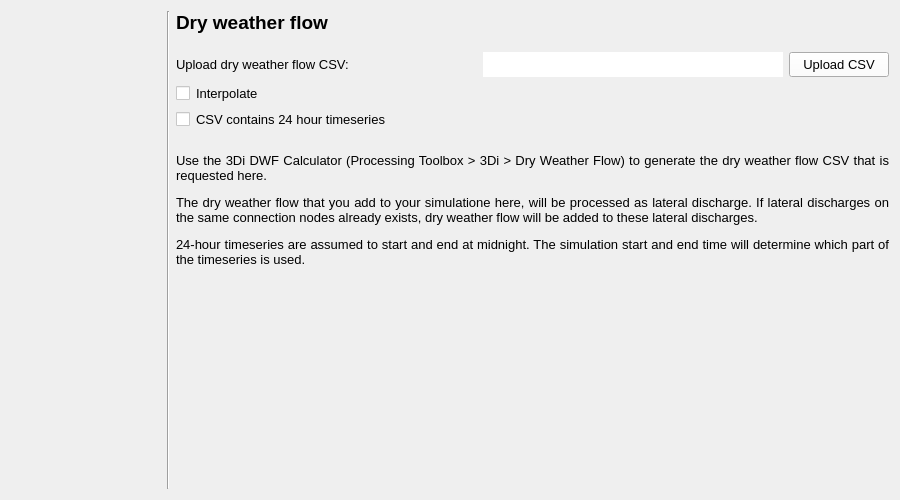
Old version of the form threedi_models_and_simulations/ui/simulation_wizard/page_dwf.ui in the repository nens/threedi-api-qgis-client.
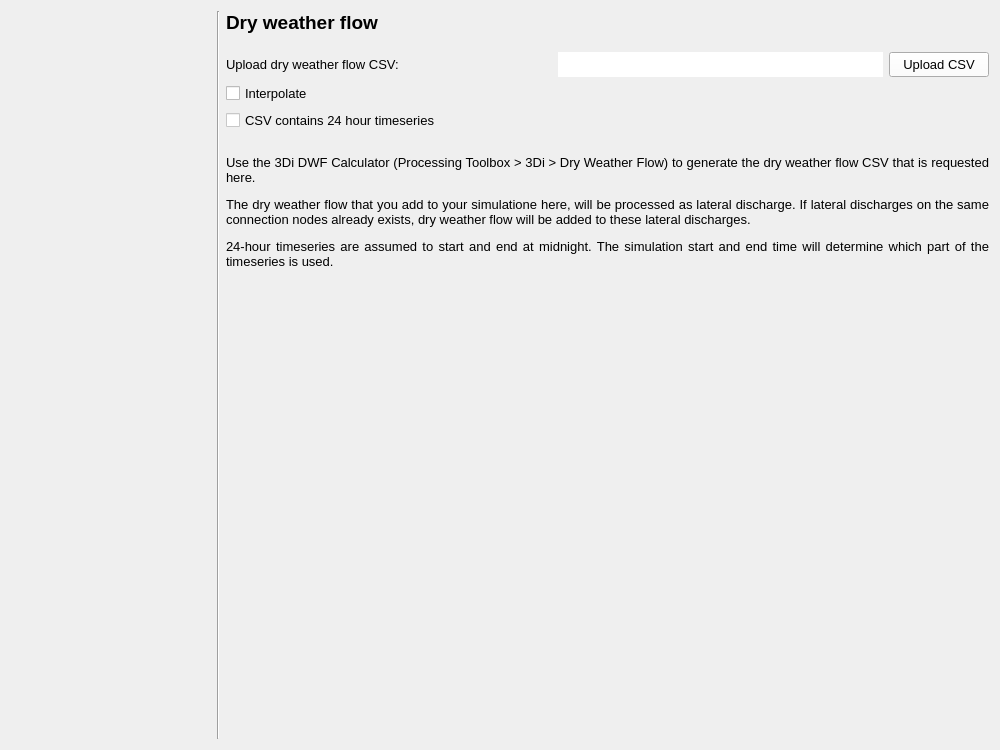
New version of the form.

Diff of the .ui file:
```diff
--- a/threedi_models_and_simulations/ui/simulation_wizard/page_dwf.ui
+++ b/threedi_models_and_simulations/ui/simulation_wizard/page_dwf.ui
@@ -6,13 +6,13 @@
    <rect>
     <x>0</x>
     <y>0</y>
-    <width>900</width>
-    <height>500</height>
+    <width>1000</width>
+    <height>750</height>
    </rect>
   </property>
   <property name="minimumSize">
    <size>
-    <width>720</width>
+    <width>0</width>
     <height>0</height>
    </size>
   </property>
@@ -63,70 +63,20 @@
    <string>Form</string>
   </property>
   <layout class="QGridLayout" name="gridLayout">
-   <item row="4" column="2">
-    <layout class="QHBoxLayout" name="horizontalLayout_4">
-     <item>
-      <widget class="QCheckBox" name="cb_interpolate_dwf">
-       <property name="minimumSize">
-        <size>
-         <width>14</width>
-         <height>14</height>
-        </size>
-       </property>
-       <property name="maximumSize">
-        <size>
-         <width>14</width>
-         <height>14</height>
-        </size>
-       </property>
-       <property name="font">
-        <font>
-         <family>Segoe UI</family>
-         <pointsize>10</pointsize>
-        </font>
-       </property>
-       <property name="layoutDirection">
-        <enum>Qt::RightToLeft</enum>
-       </property>
-       <property name="styleSheet">
-        <string notr="true">QCheckBox{background-color: white;}</string>
-       </property>
-       <property name="text">
-        <string/>
-       </property>
-       <property name="checked">
-        <bool>false</bool>
-       </property>
-      </widget>
-     </item>
-     <item>
-      <widget class="QLabel" name="label_11">
-       <property name="minimumSize">
-        <size>
-         <width>75</width>
-         <height>20</height>
-        </size>
-       </property>
-       <property name="maximumSize">
-        <size>
-         <width>16777215</width>
-         <height>16777215</height>
-        </size>
-       </property>
-       <property name="font">
-        <font>
-         <family>Segoe UI</family>
-         <pointsize>10</pointsize>
-        </font>
-       </property>
-       <property name="text">
-        <string>Interpolate</string>
-       </property>
-      </widget>
-     </item>
-    </layout>
+   <item row="6" column="2">
+    <spacer name="horizontalSpacer">
+     <property name="orientation">
+      <enum>Qt::Horizontal</enum>
+     </property>
+     <property name="sizeHint" stdset="0">
+      <size>
+       <width>40</width>
+       <height>20</height>
+      </size>
+     </property>
+    </spacer>
    </item>
-   <item row="7" column="2">
+   <item row="5" column="2">
     <spacer name="verticalSpacer_4">
      <property name="orientation">
       <enum>Qt::Vertical</enum>
@@ -139,17 +89,75 @@
      </property>
     </spacer>
    </item>
+   <item row="0" column="0" rowspan="7">
+    <widget class="QWidget" name="wizard_steps_widget" native="true">
+     <property name="sizePolicy">
+      <sizepolicy hsizetype="Preferred" vsizetype="Expanding">
+       <horstretch>0</horstretch>
+       <verstretch>0</verstretch>
+      </sizepolicy>
+     </property>
+     <property name="minimumSize">
+      <size>
+       <width>200</width>
+       <height>0</height>
+      </size>
+     </property>
+     <property name="maximumSize">
+      <size>
+       <width>200</width>
+       <height>16777215</height>
+      </size>
+     </property>
+     <layout class="QVBoxLayout" name="verticalLayout"/>
+    </widget>
+   </item>
+   <item row="0" column="2">
+    <widget class="QLabel" name="label_3">
+     <property name="font">
+      <font>
+       <family>Segoe UI</family>
+       <pointsize>14</pointsize>
+       <weight>75</weight>
+       <bold>true</bold>
+       <underline>false</underline>
+      </font>
+     </property>
+     <property name="text">
+      <string>Dry weather flow</string>
+     </property>
+    </widget>
+   </item>
+   <item row="0" column="1" rowspan="7">
+    <widget class="Line" name="line">
+     <property name="sizePolicy">
+      <sizepolicy hsizetype="Fixed" vsizetype="Expanding">
+       <horstretch>0</horstretch>
+       <verstretch>0</verstretch>
+      </sizepolicy>
+     </property>
+     <property name="orientation">
+      <enum>Qt::Vertical</enum>
+     </property>
+    </widget>
+   </item>
    <item row="3" column="2">
-    <layout class="QHBoxLayout" name="horizontalLayout_5">
+    <layout class="QGridLayout" name="gridLayout_2">
      <property name="bottomMargin">
       <number>0</number>
      </property>
-     <item>
-      <widget class="QLabel" name="dwf_layout">
+     <item row="0" column="2">
+      <widget class="QPushButton" name="pb_upload_dwf">
+       <property name="sizePolicy">
+        <sizepolicy hsizetype="Minimum" vsizetype="Preferred">
+         <horstretch>0</horstretch>
+         <verstretch>0</verstretch>
+        </sizepolicy>
+       </property>
        <property name="minimumSize">
         <size>
-         <width>150</width>
-         <height>20</height>
+         <width>100</width>
+         <height>25</height>
         </size>
        </property>
        <property name="maximumSize">
@@ -165,30 +173,17 @@
         </font>
        </property>
        <property name="text">
-        <string>Upload dry weather flow CSV:</string>
+        <string>Upload CSV</string>
        </property>
       </widget>
      </item>
-     <item>
-      <spacer name="horizontalSpacer_2">
-       <property name="orientation">
-        <enum>Qt::Horizontal</enum>
-       </property>
-       <property name="sizeHint" stdset="0">
-        <size>
-         <width>40</width>
-         <height>20</height>
-        </size>
-       </property>
-      </spacer>
-     </item>
-     <item>
+     <item row="0" column="1">
       <widget class="QLineEdit" name="dwf_upload">
        <property name="enabled">
         <bool>true</bool>
        </property>
        <property name="sizePolicy">
-        <sizepolicy hsizetype="Preferred" vsizetype="Preferred">
+        <sizepolicy hsizetype="Expanding" vsizetype="Preferred">
          <horstretch>0</horstretch>
          <verstretch>0</verstretch>
         </sizepolicy>
@@ -222,56 +217,24 @@
        </property>
       </widget>
      </item>
-     <item>
-      <widget class="QPushButton" name="pb_upload_dwf">
-       <property name="sizePolicy">
-        <sizepolicy hsizetype="Minimum" vsizetype="Preferred">
-         <horstretch>0</horstretch>
-         <verstretch>0</verstretch>
-        </sizepolicy>
-       </property>
-       <property name="minimumSize">
-        <size>
-         <width>100</width>
-         <height>25</height>
-        </size>
-       </property>
-       <property name="maximumSize">
-        <size>
-         <width>16777215</width>
-         <height>16777215</height>
-        </size>
-       </property>
-       <property name="font">
-        <font>
-         <family>Segoe UI</family>
-         <pointsize>10</pointsize>
-        </font>
-       </property>
-       <property name="text">
-        <string>Upload CSV</string>
-       </property>
-      </widget>
-     </item>
-    </layout>
-   </item>
-   <item row="5" column="2">
-    <layout class="QHBoxLayout" name="horizontalLayout">
-     <property name="bottomMargin">
-      <number>0</number>
-     </property>
-     <item>
+     <item row="2" column="0">
       <widget class="QCheckBox" name="cb_24h">
+       <property name="sizePolicy">
+        <sizepolicy hsizetype="Expanding" vsizetype="Fixed">
+         <horstretch>0</horstretch>
+         <verstretch>0</verstretch>
+        </sizepolicy>
+       </property>
        <property name="minimumSize">
         <size>
-         <width>14</width>
-         <height>14</height>
+         <width>0</width>
+         <height>0</height>
         </size>
        </property>
        <property name="maximumSize">
         <size>
-         <width>14</width>
-         <height>14</height>
+         <width>16777215</width>
+         <height>16777215</height>
         </size>
        </property>
        <property name="palette">
@@ -368,34 +331,6 @@
        <property name="font">
         <font>
          <family>Segoe UI</family>
-         <pointsize>15</pointsize>
-        </font>
-       </property>
-       <property name="styleSheet">
-        <string notr="true">QCheckBox{background-color: white;}</string>
-       </property>
-       <property name="text">
-        <string/>
-       </property>
-      </widget>
-     </item>
-     <item>
-      <widget class="QLabel" name="label_2">
-       <property name="minimumSize">
-        <size>
-         <width>200</width>
-         <height>20</height>
-        </size>
-       </property>
-       <property name="maximumSize">
-        <size>
-         <width>16777215</width>
-         <height>16777215</height>
-        </size>
-       </property>
-       <property name="font">
-        <font>
-         <family>Segoe UI</family>
          <pointsize>10</pointsize>
         </font>
        </property>
@@ -404,92 +339,89 @@
        </property>
       </widget>
      </item>
+     <item row="1" column="0">
+      <widget class="QCheckBox" name="cb_interpolate_dwf">
+       <property name="sizePolicy">
+        <sizepolicy hsizetype="Preferred" vsizetype="Preferred">
+         <horstretch>0</horstretch>
+         <verstretch>0</verstretch>
+        </sizepolicy>
+       </property>
+       <property name="minimumSize">
+        <size>
+         <width>0</width>
+         <height>0</height>
+        </size>
+       </property>
+       <property name="maximumSize">
+        <size>
+         <width>16777215</width>
+         <height>16777215</height>
+        </size>
+       </property>
+       <property name="font">
+        <font>
+         <family>Segoe UI</family>
+         <pointsize>10</pointsize>
+        </font>
+       </property>
+       <property name="layoutDirection">
+        <enum>Qt::LeftToRight</enum>
+       </property>
+       <property name="text">
+        <string>Interpolate</string>
+       </property>
+       <property name="checked">
+        <bool>false</bool>
+       </property>
+      </widget>
+     </item>
+     <item row="0" column="0">
+      <widget class="QLabel" name="dwf_layout">
+       <property name="minimumSize">
+        <size>
+         <width>0</width>
+         <height>20</height>
+        </size>
+       </property>
+       <property name="maximumSize">
+        <size>
+         <width>16777215</width>
+         <height>16777215</height>
+        </size>
+       </property>
+       <property name="font">
+        <font>
+         <family>Segoe UI</family>
+         <pointsize>10</pointsize>
+        </font>
+       </property>
+       <property name="text">
+        <string>Upload dry weather flow CSV:</string>
+       </property>
+      </widget>
+     </item>
+     <item row="3" column="0" colspan="3">
+      <widget class="QLabel" name="label">
+       <property name="sizePolicy">
+        <sizepolicy hsizetype="Preferred" vsizetype="Minimum">
+         <horstretch>0</horstretch>
+         <verstretch>0</verstretch>
+        </sizepolicy>
+       </property>
+       <property name="text">
+        <string>&lt;html&gt;&lt;head/&gt;&lt;body&gt;&lt;p align=&quot;justify&quot;&gt;&lt;br/&gt;&lt;span style=&quot; font-size:10pt;&quot;&gt;Use the 3Di DWF Calculator (Processing Toolbox &amp;gt; 3Di &amp;gt; Dry Weather Flow) to generate the dry weather flow CSV that is requested here.&lt;/span&gt;&lt;/p&gt;&lt;p align=&quot;justify&quot;&gt;&lt;span style=&quot; font-size:10pt;&quot;&gt;The dry weather flow that you add to your simulatione here, will be processed as lateral discharge. If lateral discharges on the same connection nodes already exists, dry weather flow will be added to these lateral discharges.&lt;/span&gt;&lt;/p&gt;&lt;p align=&quot;justify&quot;&gt;&lt;span style=&quot; font-size:10pt;&quot;&gt;24-hour timeseries are assumed to start and end at midnight. The simulation start and end time will determine which part of the timeseries is used.&lt;/span&gt;&lt;/p&gt;&lt;/body&gt;&lt;/html&gt;</string>
+       </property>
+       <property name="textFormat">
+        <enum>Qt::RichText</enum>
+       </property>
+       <property name="wordWrap">
+        <bool>true</bool>
+       </property>
+      </widget>
+     </item>
     </layout>
    </item>
-   <item row="8" column="2">
-    <spacer name="horizontalSpacer">
-     <property name="orientation">
-      <enum>Qt::Horizontal</enum>
-     </property>
-     <property name="sizeHint" stdset="0">
-      <size>
-       <width>40</width>
-       <height>20</height>
-      </size>
-     </property>
-    </spacer>
-   </item>
-   <item row="6" column="2">
-    <widget class="QLabel" name="label">
-     <property name="sizePolicy">
-      <sizepolicy hsizetype="Preferred" vsizetype="Minimum">
-       <horstretch>0</horstretch>
-       <verstretch>0</verstretch>
-      </sizepolicy>
-     </property>
-     <property name="text">
-      <string>&lt;html&gt;&lt;head/&gt;&lt;body&gt;&lt;p align=&quot;justify&quot;&gt;&lt;br/&gt;&lt;span style=&quot; font-size:10pt;&quot;&gt;Use the 3Di DWF Calculator (Processing Toolbox &amp;gt; 3Di &amp;gt; Dry Weather Flow) to generate the dry weather flow CSV that is requested here.&lt;/span&gt;&lt;/p&gt;&lt;p align=&quot;justify&quot;&gt;&lt;span style=&quot; font-size:10pt;&quot;&gt;The dry weather flow that you add to your simulatione here, will be processed as lateral discharge. If lateral discharges on the same connection nodes already exists, dry weather flow will be added to these lateral discharges.&lt;/span&gt;&lt;/p&gt;&lt;p align=&quot;justify&quot;&gt;&lt;span style=&quot; font-size:10pt;&quot;&gt;24-hour timeseries are assumed to start and end at midnight. The simulation start and end time will determine which part of the timeseries is used.&lt;/span&gt;&lt;/p&gt;&lt;/body&gt;&lt;/html&gt;</string>
-     </property>
-     <property name="textFormat">
-      <enum>Qt::RichText</enum>
-     </property>
-     <property name="wordWrap">
-      <bool>true</bool>
-     </property>
-    </widget>
-   </item>
-   <item row="0" column="2">
-    <widget class="QLabel" name="label_3">
-     <property name="font">
-      <font>
-       <family>Segoe UI</family>
-       <pointsize>14</pointsize>
-       <weight>75</weight>
-       <bold>true</bold>
-       <underline>false</underline>
-      </font>
-     </property>
-     <property name="text">
-      <string>Dry weather flow</string>
-     </property>
-    </widget>
-   </item>
-   <item row="0" column="1" rowspan="9">
-    <widget class="Line" name="line">
-     <property name="sizePolicy">
-      <sizepolicy hsizetype="Fixed" vsizetype="Expanding">
-       <horstretch>0</horstretch>
-       <verstretch>0</verstretch>
-      </sizepolicy>
-     </property>
-     <property name="orientation">
-      <enum>Qt::Vertical</enum>
-     </property>
-    </widget>
-   </item>
-   <item row="0" column="0" rowspan="9">
-    <widget class="QWidget" name="wizard_steps_widget" native="true">
-     <property name="sizePolicy">
-      <sizepolicy hsizetype="Preferred" vsizetype="Expanding">
-       <horstretch>0</horstretch>
-       <verstretch>0</verstretch>
-      </sizepolicy>
-     </property>
-     <property name="minimumSize">
-      <size>
-       <width>150</width>
-       <height>0</height>
-      </size>
-     </property>
-     <property name="maximumSize">
-      <size>
-       <width>150</width>
-       <height>16777215</height>
-      </size>
-     </property>
-     <layout class="QVBoxLayout" name="verticalLayout"/>
-    </widget>
-   </item>
   </layout>
  </widget>
  <resources/>
```
